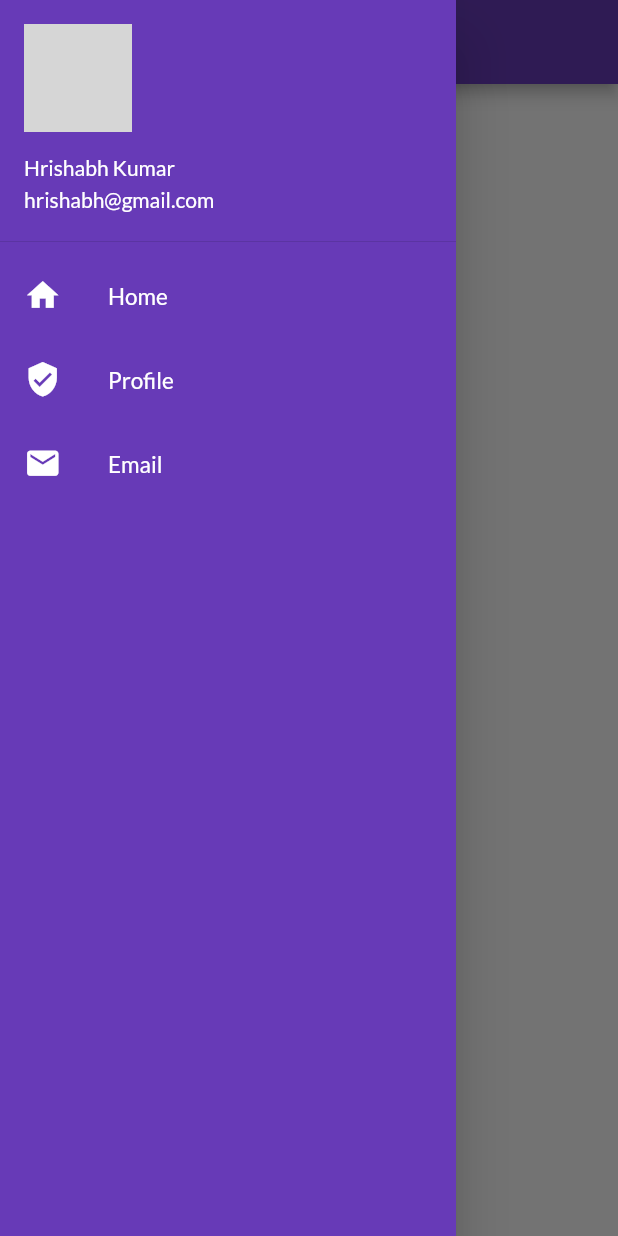
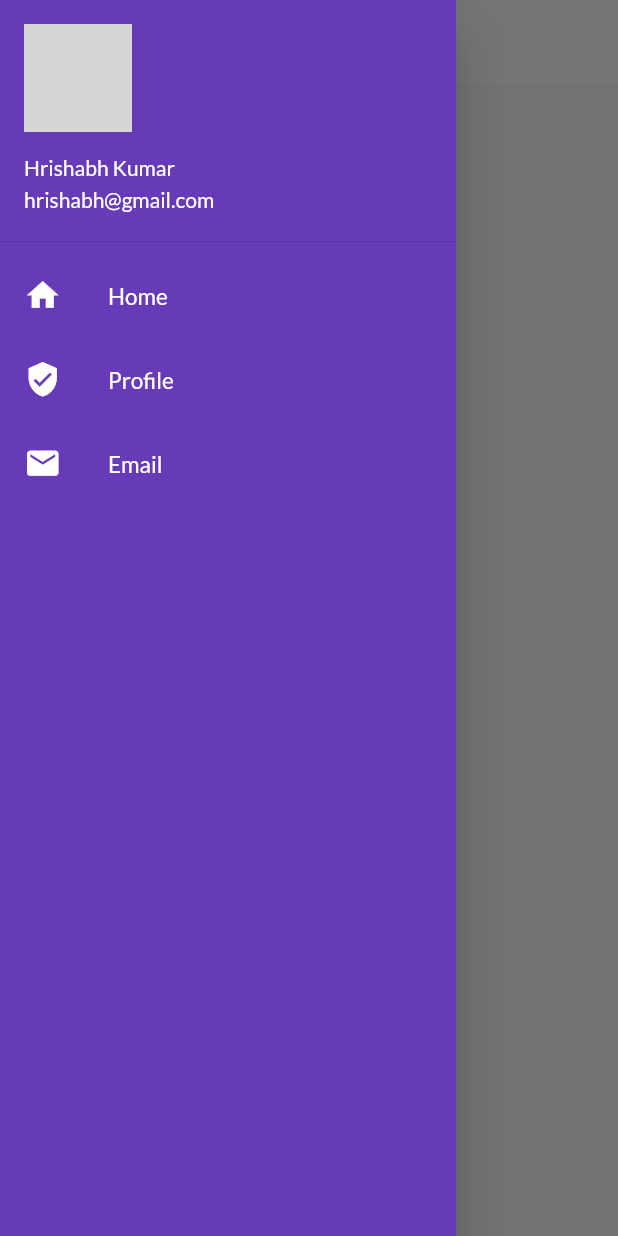
Before and after one commit to i-am-HRISHABH/30DaysOfFlutter, a Flutter app: the screen it shows after launch, with the side drawer open, on a phone screen of 412 x 824 dp. Run offline on Flutter 3.47's test engine with Material 2 defaults, Android fonts, the phone set to English and light mode, and no system bars; our stand-ins replace google_fonts; network calls fail; grey boxes are pictures that could not be loaded.

Commit message:
day 10(theme extracted)

```diff
--- a/lib/main.dart
+++ b/lib/main.dart
@@ -2,7 +2,8 @@ import 'package:flutter/material.dart';
 import 'package:flutter_reboot/Pages/homepage.dart';
 import 'package:flutter_reboot/utils/routes.dart';
 import './Pages/loginpage.dart';
-import 'package:google_fonts/google_fonts.dart';
+// import 'package:google_fonts/google_fonts.dart';
+import './widgets/themes.dart';
 
 void main() {
   runApp(MyApp());
@@ -16,14 +17,8 @@ class MyApp extends StatelessWidget {
     return MaterialApp(
       // home: HomePage(),
       themeMode: ThemeMode.light,
-      darkTheme: ThemeData(
-        brightness: Brightness.dark,
-      ),
-      theme: ThemeData(
-        primarySwatch: Colors.deepPurple,
-        primaryTextTheme: GoogleFonts.latoTextTheme(),
-        fontFamily: GoogleFonts.lato().fontFamily,
-      ),
+      darkTheme: MyTheme.darkTheme(context),
+      theme: MyTheme.lightTheme(context),
       routes: {
         "/": (context) => HomePage(),
         MyRoutes.loginRoute: (context) => LoginPage(),
--- a/lib/widgets/drawer.dart
+++ b/lib/widgets/drawer.dart
@@ -27,7 +27,7 @@ class MyDrawer extends StatelessWidget {
                   style: TextStyle(color: Colors.white),
                 ),
                 currentAccountPicture:
-                    CircleAvatar(backgroundImage: NetworkImage(imageURL)),
+                    CircleAvatar(backgroundImage: NetworkImage(imageUrlP)),
               ),
             ),
             ListTile(
```
